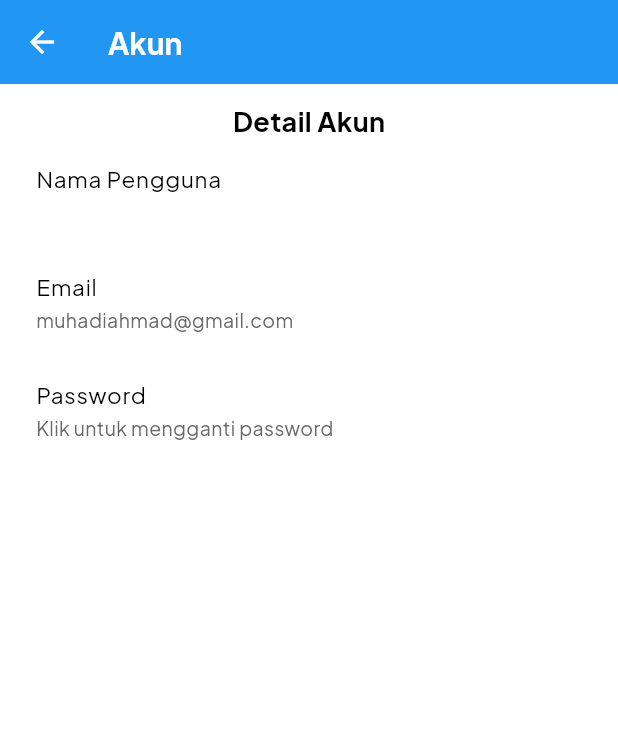
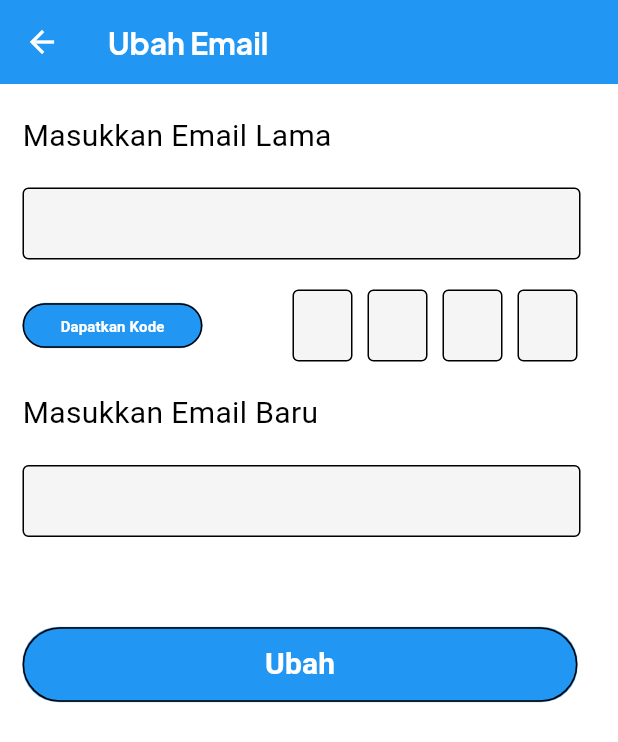
Before and after one commit to H4ntz-M4d/Project_AttendaceApp, a Flutter app: the AccountScreen screen opened directly, after a tap on "Email", on a phone screen of 412 x 824 dp. Shown: the top 742 px of the screen. Run offline on Flutter 3.47's test engine with Material 3 defaults, Android fonts, the phone set to English and light mode, and no system bars; our stand-ins replace bloc, fl_chart, flutter_bloc, fluttertoast, get, google_fonts and 6 more; missing offline and left inert: dart:ffi, month_year_picker2; accounts and stored records are empty; project files that could hold a hidden picture were left out.

Commit message:
Update Tema

```diff
--- a/lib/api_connection/api_connection.dart
+++ b/lib/api_connection/api_connection.dart
@@ -9,6 +9,8 @@ class API {
   static const forgotPassword = "$hostConnect/user/forgot_password.php";
   static const verifyCode = "$hostConnect/user/verify_code.php";
   static const resetPassword = "$hostConnect/user/reset_password.php";
+  static const sendEmailCode = "$hostConnect/user/email_code.php";
+  static const changeEmail = "$hostConnect/user/change_email.php";
   static const getRecord = "$hostConnect/user/get_record.php";
   static const getTop5Record = "$hostConnect/user/get_top_five_records.php";
   static const getCountTotalRecords =
--- /dev/null
+++ b/lib/user/authentication/change_email.dart
@@ -0,0 +1,237 @@
+import 'dart:convert';
+
+import 'package:flutter/material.dart';
+import 'package:flutter/widgets.dart';
+import 'package:get/get.dart';
+import 'package:google_fonts/google_fonts.dart';
+import 'package:project_attendance_app/api_connection/api_connection.dart';
+import 'package:project_attendance_app/user/userPreferences/current_user.dart';
+import 'package:http/http.dart' as http;
+
+class ChangeEmail extends StatefulWidget {
+  const ChangeEmail({super.key});
+
+  @override
+  _ChangeEmail createState() => _ChangeEmail();
+}
+
+class _ChangeEmail extends State<ChangeEmail> {
+  final CurrentUser _currentUser = Get.put(CurrentUser());
+  final List<TextEditingController> _kode =
+      List.generate(4, (index) => TextEditingController());
+  final TextEditingController oldEmailController = TextEditingController();
+  final TextEditingController newEmailController = TextEditingController();
+
+  Future<void> getVerificationCode() async {
+    final String nis = _currentUser.user.nis;
+    final response = await http.post(
+      Uri.parse(API.sendEmailCode),
+      body: {
+        'nis': nis,
+        'email_lama': oldEmailController.text.trim(),
+      },
+    );
+
+    if (response.statusCode == 200) {
+      final responseData = json.decode(response.body);
+      ScaffoldMessenger.of(context).showSnackBar(
+        SnackBar(content: Text(responseData['message'])),
+      );
+    } else {
+      ScaffoldMessenger.of(context).showSnackBar(
+        const SnackBar(content: Text('Gagal mengirim kode verifikasi.')),
+      );
+    }
+  }
+
+  Future<void> changeEmail() async {
+    final String nis = _currentUser.user.nis;
+    final verificationcode =
+        _kode.map((controller) => controller.text).join('');
+    final response = await http.post(
+      Uri.parse(API.changeEmail),
+      body: {
+        'nis': nis,
+        'verifikasi_kode': verificationcode,
+        'email_baru': newEmailController.text
+      },
+    );
+    if (response.statusCode == 200) {
+      final responseData = json.decode(response.body);
+      ScaffoldMessenger.of(context).showSnackBar(
+        SnackBar(content: Text(responseData['message'])),
+      );
+    } else {
+      ScaffoldMessenger.of(context).showSnackBar(
+        const SnackBar(content: Text('Gagal mengubah email.')),
+      );
+    }
+  }
+
+  @override
+  Widget build(BuildContext context) {
+    return Scaffold(
+      appBar: AppBar(
+        leading: IconButton(
+            onPressed: () {
+              Navigator.pop(context);
+            },
+            icon: const Icon(
+              Icons.arrow_back,
+              color: Colors.white,
+            )),
+        title: Text(
+          'Ubah Email',
+          style: GoogleFonts.plusJakartaSans(
+              color: Colors.white, fontWeight: FontWeight.bold),
+        ),
+        backgroundColor: Colors.blue,
+      ),
+      body: SingleChildScrollView(
+        child: Padding(
+          padding: const EdgeInsets.only(left: 15.0),
+          child: Column(
+            crossAxisAlignment: CrossAxisAlignment.start,
+            children: [
+              const SizedBox(height: 20),
+              const Text(
+                'Masukkan Email Lama',
+                style: TextStyle(fontSize: 20, color: Colors.black),
+              ),
+              const SizedBox(height: 20),
+              Padding(
+                padding: const EdgeInsets.only(right: 25),
+                child: Column(
+                  mainAxisAlignment: MainAxisAlignment.center,
+                  children: [
+                    TextFormField(
+                      controller: oldEmailController,
+                      decoration: const InputDecoration(
+                        contentPadding:
+                            EdgeInsets.symmetric(horizontal: 15, vertical: 10),
+                        border: OutlineInputBorder(),
+                        filled: true,
+                        fillColor: Color(0xFFF5F5F5),
+                      ),
+                    )
+                  ],
+                ),
+              ),
+              const SizedBox(height: 20),
+              Row(
+                mainAxisAlignment: MainAxisAlignment.start,
+                children: [
+                  Container(
+                    height: 30,
+                    width: 120,
+                    decoration: BoxDecoration(
+                      color: Colors.blue,
+                      border: Border.all(width: 0.1),
+                      borderRadius: BorderRadius.circular(24),
+                    ),
+                    child: OutlinedButton(
+                      onPressed: getVerificationCode,
+                      child: const Center(
+                        child: Text(
+                          'Dapatkan Kode',
+                          style: TextStyle(
+                            color: Colors.white,
+                            fontWeight: FontWeight.bold,
+                            fontSize: 10,
+                          ),
+                        ),
+                      ),
+                    ),
+                  ),
+                  const SizedBox(width: 55),
+                  for (int i = 0; i < 4; i++)
+                    Padding(
+                      padding: const EdgeInsets.symmetric(horizontal: 5.0),
+                      child: Column(
+                        children: [
+                          SizedBox(
+                            width: 40,
+                            child: TextFormField(
+                              controller: _kode[i],
+                              textAlign: TextAlign.center,
+                              maxLength: 1,
+                              keyboardType: TextInputType.number,
+                              textInputAction: i < 3
+                                  ? TextInputAction.next
+                                  : TextInputAction.done,
+                              onChanged: (value) {
+                                if (value.length == 1) {
+                                  FocusScope.of(context).nextFocus();
+                                } else {
+                                  FocusScope.of(context).previousFocus();
+                                }
+                              },
+                              decoration: const InputDecoration(
+                                counterText: "",
+                                contentPadding:
+                                    EdgeInsets.symmetric(vertical: 10),
+                                border: OutlineInputBorder(),
+                                filled: true,
+                                fillColor: Color(0xFFF5F5F5),
+                              ),
+                            ),
+                          ),
+                        ],
+                      ),
+                    ),
+                ],
+              ),
+              const SizedBox(height: 20),
+              const Text(
+                'Masukkan Email Baru',
+                style: TextStyle(fontSize: 20, color: Colors.black),
+              ),
+              const SizedBox(height: 20),
+              Padding(
+                padding: const EdgeInsets.only(right: 25),
+                child: Column(
+                  mainAxisAlignment: MainAxisAlignment.center,
+                  children: [
+                    TextFormField(
+                      controller: newEmailController,
+                      decoration: const InputDecoration(
+                        contentPadding:
+                            EdgeInsets.symmetric(horizontal: 15, vertical: 10),
+                        border: OutlineInputBorder(),
+                        filled: true,
+                        fillColor: Color(0xFFF5F5F5),
+                      ),
+                    )
+                  ],
+                ),
+              ),
+              const SizedBox(height: 60),
+              Container(
+                height: 50,
+                width: 370,
+                decoration: BoxDecoration(
+                  color: Colors.blue,
+                  border: Border.all(width: 0.1),
+                  borderRadius: BorderRadius.circular(24),
+                ),
+                child: OutlinedButton(
+                  onPressed: changeEmail,
+                  child: const Center(
+                    child: Text(
+                      'Ubah',
+                      style: TextStyle(
+                        color: Colors.white,
+                        fontWeight: FontWeight.bold,
+                        fontSize: 20,
+                      ),
+                    ),
+                  ),
+                ),
+              ),
+            ],
+          ),
+        ),
+      ),
+    );
+  }
+}
--- a/lib/user/authentication/login_layout.dart
+++ b/lib/user/authentication/login_layout.dart
@@ -76,7 +76,11 @@ class _LoginPage extends State<LoginPage> {
   @override
   Widget build(BuildContext context) {
     return Scaffold(
-      body: SingleChildScrollView(
+      body: GestureDetector(
+        onTap: () {
+          FocusScope.of(context).unfocus();
+        },
+        child: SingleChildScrollView(
           child: Stack(
             children: [
               Positioned(
@@ -85,7 +89,7 @@ class _LoginPage extends State<LoginPage> {
                 right: 0.0,
                 bottom: 0.0,
                 child: Container(
-                color: const Color(0xff3977ff), // Set background color to blue
+                  color: Colors.blue, // Set background color to blue
                 ),
               ),
               Positioned(
@@ -136,7 +140,7 @@ class _LoginPage extends State<LoginPage> {
                 height: MediaQuery.of(context).size.height / 1.53,
                 decoration: const BoxDecoration(
                   color: Colors.white,
-                borderRadius: BorderRadius.only(topLeft: Radius.circular(20), topRight: Radius.circular(20)),
+                  borderRadius: BorderRadius.all(Radius.circular(20)),
                   boxShadow: [
                     BoxShadow(
                       color: Colors.black26,
@@ -280,7 +284,7 @@ class _LoginPage extends State<LoginPage> {
                           onPressed: loginUserNow,
                           style: ElevatedButton.styleFrom(
                             minimumSize: const Size(150, 50),
-                          backgroundColor: const Color(0xff3977ff),
+                            backgroundColor: Colors.blue,
                           ),
                           child: const Text(
                             'Sign In',
@@ -298,6 +302,7 @@ class _LoginPage extends State<LoginPage> {
             ],
           ),
         ),
+      ),
     );
   }
 }
--- a/lib/user/fragments/account_screen.dart
+++ b/lib/user/fragments/account_screen.dart
@@ -2,6 +2,7 @@ import 'package:flutter/material.dart';
 import 'package:get/get.dart';
 import 'package:get/get_core/src/get_main.dart';
 import 'package:google_fonts/google_fonts.dart';
+import 'package:project_attendance_app/user/authentication/change_email.dart';
 import 'package:project_attendance_app/user/authentication/forgot_password.dart';
 import 'package:project_attendance_app/user/userPreferences/current_user.dart';
 
@@ -14,7 +15,6 @@ class AccountScreen extends StatefulWidget {
 
 class _AccountScreenState extends State<AccountScreen> {
   final CurrentUser _currentUser = Get.put(CurrentUser());
-
 
   @override
   Widget build(BuildContext context) {
@@ -39,7 +39,7 @@ class _AccountScreenState extends State<AccountScreen> {
         child: Padding(
           padding: const EdgeInsets.only(top: 12, right: 8, left: 8),
           child: Column(
-            children: <Widget> [
+            children: <Widget>[
               Text(
                 'Detail Akun',
                 style: GoogleFonts.plusJakartaSans(
@@ -52,66 +52,58 @@ class _AccountScreenState extends State<AccountScreen> {
                 title: Text(
                   'Nama Pengguna',
                   style: GoogleFonts.plusJakartaSans(
-                  color: Colors.black,
-                  fontSize: 15
-                ),
+                      color: Colors.black, fontSize: 15),
                 ),
                 subtitle: Text(
                   _currentUser.user.nama,
                   style: GoogleFonts.plusJakartaSans(
-                  color: Color.fromARGB(255, 105, 105, 105),
-                  fontSize: 13
+                      color: Color.fromARGB(255, 105, 105, 105), fontSize: 13),
                 ),
               ),
-            ),
-
               InkWell(
-              onTap: (){},
+                onTap: () {
+                  Navigator.push(context,
+                      MaterialPageRoute(builder: (ctx) => ChangeEmail()));
+                },
                 splashColor: Colors.white30,
                 child: ListTile(
                   title: Text(
                     'Email',
                     style: GoogleFonts.plusJakartaSans(
-                    color: Colors.black,
-                    fontSize: 15
-                  ),
+                        color: Colors.black, fontSize: 15),
                   ),
                   subtitle: Text(
                     'muhadiahmad@gmail.com',
                     style: GoogleFonts.plusJakartaSans(
                         color: Color.fromARGB(255, 105, 105, 105),
-                    fontSize: 13
+                        fontSize: 13),
                   ),
                 ),
               ),
-            ),
-
               InkWell(
-              onTap: (){
-                Navigator.push(context, MaterialPageRoute(
-                  builder: (ctx) => ForgotPasswordPage()
-                ));
+                onTap: () {
+                  Navigator.push(
+                      context,
+                      MaterialPageRoute(
+                          builder: (ctx) => ForgotPasswordPage()));
                 },
                 splashColor: Colors.white30,
                 child: ListTile(
                   title: Text(
                     'Password',
                     style: GoogleFonts.plusJakartaSans(
-                    color: Colors.black,
-                    fontSize: 15
-                  ),
+                        color: Colors.black, fontSize: 15),
                   ),
                   subtitle: Text(
                     'Klik untuk mengganti password',
                     style: GoogleFonts.plusJakartaSans(
                         color: Color.fromARGB(255, 105, 105, 105),
-                    fontSize: 13
+                        fontSize: 13),
                   ),
                 ),
               ),
+            ],
           ),
-
-          ],),
         ),
       ),
     );
```
Also changed, not shown: pubspec.lock. Lines whose indentation alone changed are shown as unchanged.
